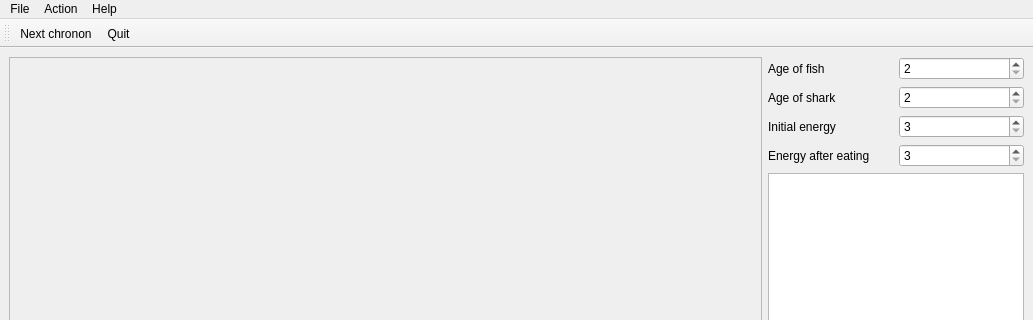
First picture: the form in gui/mainwindow.ui, repository stejsle1/wator, before the edit; both pictures show x 0 to 1033 and y 0 to 320 of the 1033 by 838 pixel window.
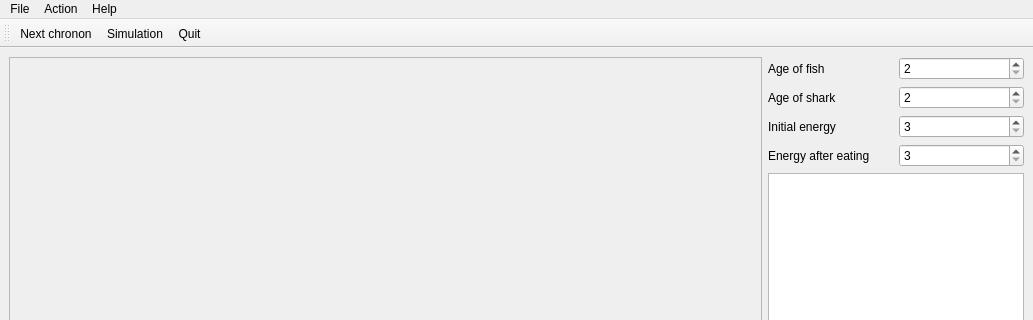
Second picture: the form after the edit.

Commit message: gui - pridana slozka s aplikaci a soubory - nastaveni oken

```diff
--- a/gui/mainwindow.ui
+++ b/gui/mainwindow.ui
@@ -159,6 +159,7 @@
     <bool>false</bool>
    </attribute>
    <addaction name="actionNext_chronon"/>
+   <addaction name="actionSim"/>
    <addaction name="actionQuit"/>
   </widget>
   <action name="actionNew">
@@ -191,6 +192,11 @@
     <string>Next chronon</string>
    </property>
   </action>
+  <action name="actionSim">
+   <property name="text">
+    <string>Simulation</string>
+   </property>
+  </action>
  </widget>
  <tabstops>
   <tabstop>scrollArea</tabstop>
```
Left out of the diff: 6 changed lines with no effect on the pictures. The commit also changes 5 other files.
